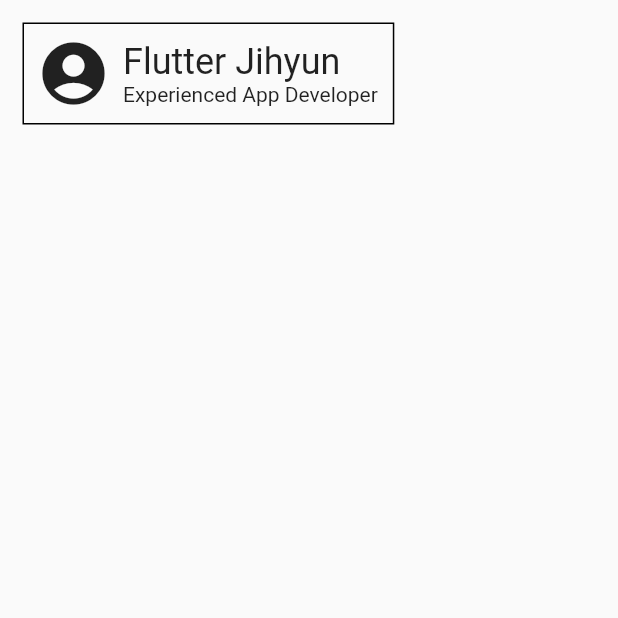
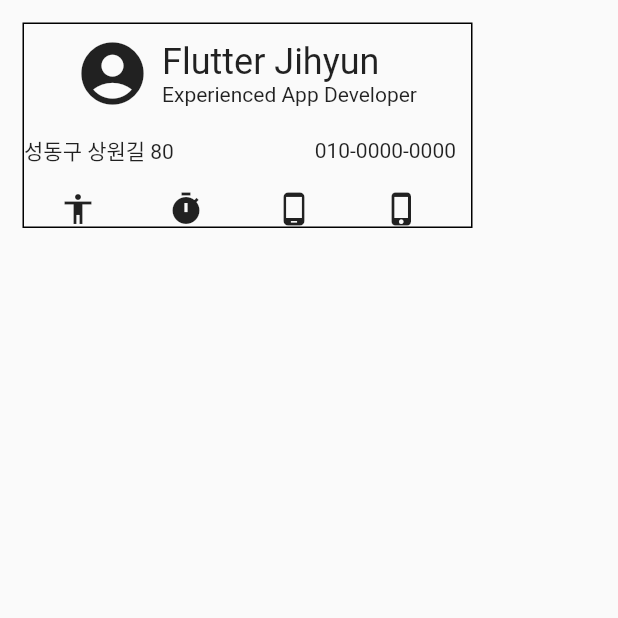
Before and after one commit to ji-hyun219/flutter_practice, a Flutter app: the screen it shows after launch, on a phone screen of 412 x 824 dp, the top half of it. Run offline on Flutter 3.47's test engine with Material 2 defaults, Android fonts, the phone set to English and light mode, and no system bars.

Commit message:
feat(BusinessCard): part2

```diff
--- a/lib/screen/business_card.dart
+++ b/lib/screen/business_card.dart
@@ -9,17 +9,22 @@ class BusinessCard extends StatelessWidget {
       body: SafeArea(
         bottom: false,
         child: Container(
+          width: 300,
           margin: const EdgeInsets.all(15.0),
           padding: const EdgeInsets.only(right: 10),
           decoration: BoxDecoration(border: Border.all(color: Colors.black)),
-            child: Row(
+          child: Column(
             mainAxisSize: MainAxisSize.min,
-              crossAxisAlignment: CrossAxisAlignment.center, // center == 디폴트 값
+            children: [
+              Row(
+                mainAxisSize: MainAxisSize.min,
+                crossAxisAlignment:
+                    CrossAxisAlignment.center, // center == 디폴트 값
                 // a Row's cross axis is vertical
                 // a Column's cross axis is horizontal.
                 children: [
-                Padding(
-                    padding: const EdgeInsets.all(8.0),
+                  const Padding(
+                      padding: EdgeInsets.all(8.0),
                       child: Icon(Icons.account_circle, size: 50)),
                   Column(
                       mainAxisSize: MainAxisSize.min,
@@ -32,7 +37,32 @@ class BusinessCard extends StatelessWidget {
                         const Text('Experienced App Developer'),
                       ]),
                 ],
-            )),
+              ),
+              Column(children: [
+                const SizedBox(height: 8),
+                Row(
+                  mainAxisAlignment: MainAxisAlignment.spaceBetween,
+                  children: const [
+                    Text('성동구 상원길 80'),
+                    Text('010-0000-0000'),
+                  ],
+                ),
+                const SizedBox(height: 16),
+              ]),
+              Row(
+                mainAxisAlignment: MainAxisAlignment.spaceAround,
+                children: const [
+                  Icon(
+                    Icons.accessibility,
+                  ),
+                  Icon(Icons.timer),
+                  Icon(Icons.phone_android),
+                  Icon(Icons.phone_iphone),
+                ],
+              ),
+            ],
+          ),
+        ),
       ),
     );
   }
```
Also changed, not shown: 1 other file. Lines whose indentation alone changed are shown as unchanged.
